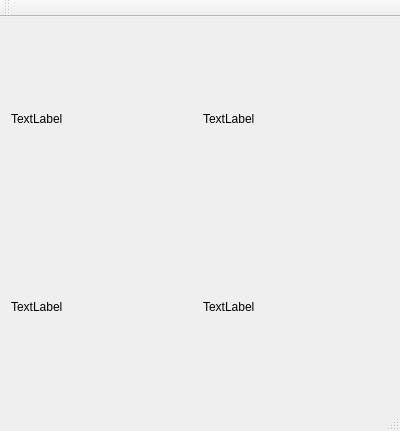
Qt form Graphiks/Mouse/Mouse2/mainwindow.ui (Anaga/TARvg17) before a commit.
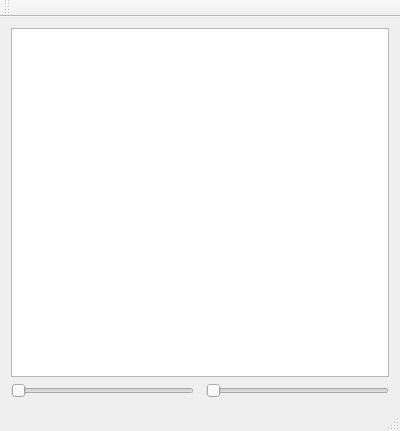
The same form after that commit. Icons and pictures are not drawn.

Diff of the .ui file:
```diff
--- a/Graphiks/Mouse/Mouse2/mainwindow.ui
+++ b/Graphiks/Mouse/Mouse2/mainwindow.ui
@@ -13,33 +13,32 @@
   <property name="windowTitle">
    <string>MainWindow</string>
   </property>
+  <property name="autoFillBackground">
+   <bool>false</bool>
+  </property>
   <widget class="QWidget" name="centralWidget">
    <layout class="QGridLayout" name="gridLayout">
-    <item row="0" column="0">
-     <widget class="QLabel" name="label_3">
-      <property name="text">
-       <string>TextLabel</string>
-      </property>
-     </widget>
-    </item>
-    <item row="0" column="1">
+    <item row="1" column="1">
      <widget class="QLabel" name="label_2">
       <property name="text">
-       <string>TextLabel</string>
+       <string>&lt;html&gt;&lt;head/&gt;&lt;body&gt;&lt;p&gt;&lt;img src=&quot;:/img/img/lay.png&quot; width=&quot;115&quot; height=&quot;30&quot;/&gt;&lt;/p&gt;&lt;/body&gt;&lt;/html&gt;</string>
       </property>
      </widget>
     </item>
+    <item row="0" column="0" colspan="3">
+     <widget class="QGraphicsView" name="graphicsView"/>
+    </item>
     <item row="1" column="0">
-     <widget class="QLabel" name="label">
-      <property name="text">
-       <string>TextLabel</string>
+     <widget class="QSlider" name="horizontalSlider_Rotate">
+      <property name="orientation">
+       <enum>Qt::Horizontal</enum>
       </property>
      </widget>
     </item>
-    <item row="1" column="1">
-     <widget class="QLabel" name="label_4">
-      <property name="text">
-       <string>TextLabel</string>
+    <item row="1" column="2">
+     <widget class="QSlider" name="horizontalSlider_2">
+      <property name="orientation">
+       <enum>Qt::Horizontal</enum>
       </property>
      </widget>
     </item>
```
